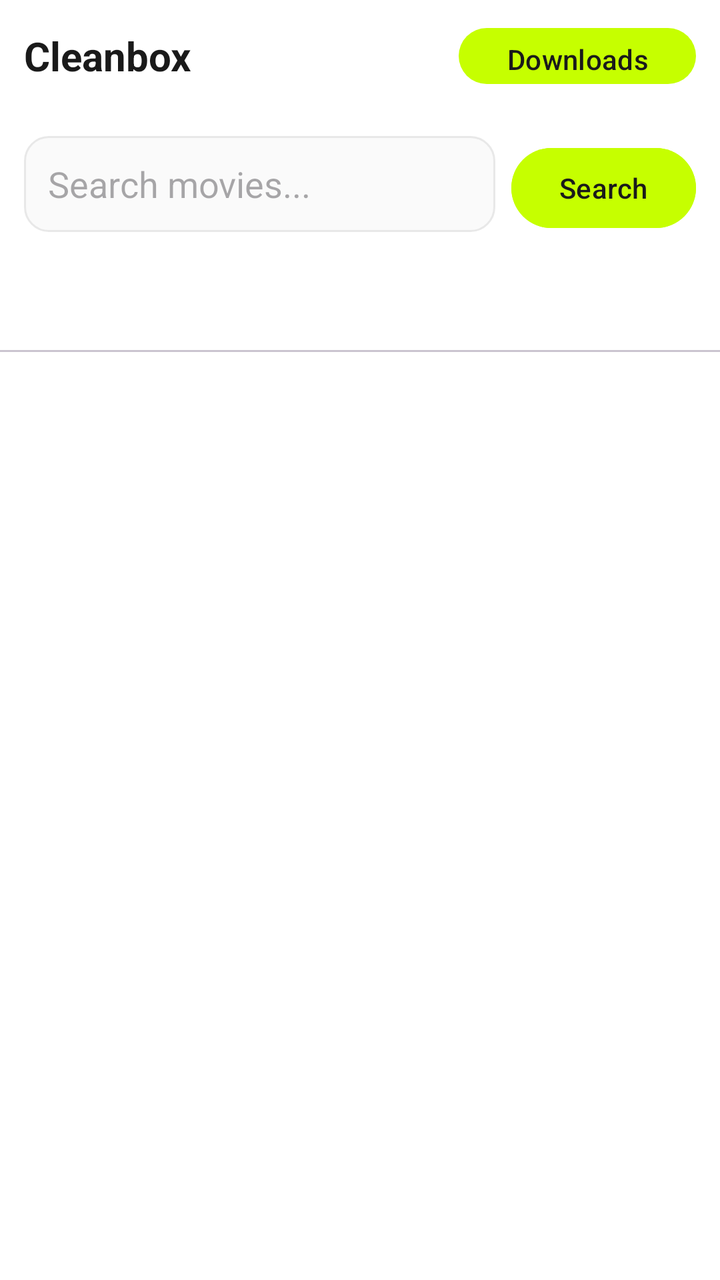
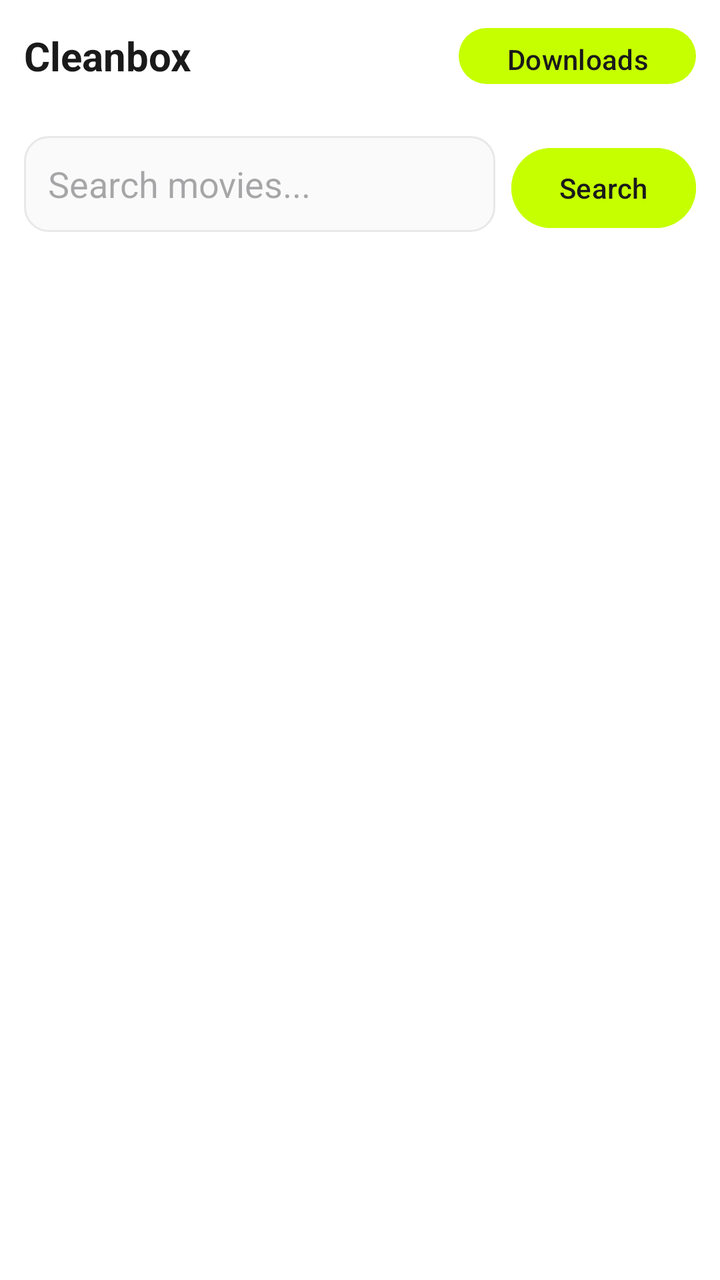

Before-and-after screenshots of an Android layout around one commit, followed by the original layout XML and the change that was made.
<!-- AndroidManifest.xml: application theme Theme.Cleanbox -->
<!-- res/layout/activity_main.xml -->
<?xml version="1.0" encoding="utf-8"?>
<LinearLayout xmlns:android="http://schemas.android.com/apk/res/android" xmlns:app="http://schemas.android.com/apk/res/auto" android:orientation="vertical" android:layout_width="match_parent" android:layout_height="match_parent" android:background="@color/white">
  <LinearLayout android:orientation="horizontal" android:layout_width="match_parent" android:layout_height="56dp" android:padding="12dp" android:gravity="center_vertical" android:background="@color/white">
    <TextView android:text="Cleanbox" android:textSize="20sp" android:textStyle="bold" android:textColor="@color/text_primary" android:layout_width="0dp" android:layout_weight="1" android:layout_height="wrap_content"/>
    <Button android:id="@+id/btn_downloads" android:text="Downloads" android:layout_width="wrap_content" android:layout_height="36dp"/>
  </LinearLayout>
  <LinearLayout android:orientation="horizontal" android:layout_width="match_parent" android:layout_height="wrap_content" android:padding="12dp">
    <EditText android:id="@+id/search_box" android:hint="Search movies..." android:layout_width="0dp" android:layout_weight="1" android:layout_height="48dp" android:background="@drawable/bg_search" android:padding="12dp"/>
    <Button android:id="@+id/search_btn" android:text="Search" android:layout_width="wrap_content" android:layout_height="48dp" android:layout_marginStart="8dp" android:backgroundTint="@color/lime" android:textColor="@color/text_primary"/>
  </LinearLayout>
  <com.google.android.material.tabs.TabLayout android:id="@+id/tab_layout" android:layout_width="match_parent" android:layout_height="wrap_content" app:tabIndicatorColor="@color/lime_dark" app:tabSelectedTextColor="@color/lime_dark"/>
  <androidx.recyclerview.widget.RecyclerView android:id="@+id/recycler" android:layout_width="match_parent" android:layout_height="match_parent" android:padding="8dp" android:clipToPadding="false"/>
</LinearLayout>
<!-- resources referenced by this layout -->
<resources>
  <color name="lime">#C6FF00</color>
  <color name="lime_dark">#A5D600</color>
  <color name="text_primary">#1A1A1A</color>
  <color name="white">#FFFFFF</color>
  <!-- drawable bg_search (drawable) -->
  <shape xmlns:android="http://schemas.android.com/apk/res/android" android:shape="rectangle"><solid android:color="@color/surface"/><stroke android:color="@color/neutral_90" android:width="1dp"/><corners android:radius="12dp"/></shape>
  <style name="Theme.Cleanbox" parent="Theme.Material3.Light.NoActionBar">
          <item name="colorPrimary">@color/lime</item>
          <item name="colorPrimaryContainer">@color/lime</item>
          <item name="colorOnPrimary">@color/text_primary</item>
          <item name="colorSurface">@color/white</item>
          <item name="android:windowBackground">@color/white</item>
      </style>
  <color name="surface">#FAFAFA</color>
  <color name="neutral_90">#E8E8E8</color>
</resources>

<!-- the commit's change to res/layout/activity_main.xml (unified diff, before → after) -->
@@ -1,5 +1,5 @@
 <?xml version="1.0" encoding="utf-8"?>
-<LinearLayout xmlns:android="http://schemas.android.com/apk/res/android" xmlns:app="http://schemas.android.com/apk/res/auto" android:orientation="vertical" android:layout_width="match_parent" android:layout_height="match_parent" android:background="@color/white">
+<LinearLayout xmlns:android="http://schemas.android.com/apk/res/android" android:orientation="vertical" android:layout_width="match_parent" android:layout_height="match_parent" android:background="@color/white">
   <LinearLayout android:orientation="horizontal" android:layout_width="match_parent" android:layout_height="56dp" android:padding="12dp" android:gravity="center_vertical" android:background="@color/white">
     <TextView android:text="Cleanbox" android:textSize="20sp" android:textStyle="bold" android:textColor="@color/text_primary" android:layout_width="0dp" android:layout_weight="1" android:layout_height="wrap_content"/>
     <Button android:id="@+id/btn_downloads" android:text="Downloads" android:layout_width="wrap_content" android:layout_height="36dp"/>
@@ -8,6 +8,8 @@
     <EditText android:id="@+id/search_box" android:hint="Search movies..." android:layout_width="0dp" android:layout_weight="1" android:layout_height="48dp" android:background="@drawable/bg_search" android:padding="12dp"/>
     <Button android:id="@+id/search_btn" android:text="Search" android:layout_width="wrap_content" android:layout_height="48dp" android:layout_marginStart="8dp" android:backgroundTint="@color/lime" android:textColor="@color/text_primary"/>
   </LinearLayout>
-  <com.google.android.material.tabs.TabLayout android:id="@+id/tab_layout" android:layout_width="match_parent" android:layout_height="wrap_content" app:tabIndicatorColor="@color/lime_dark" app:tabSelectedTextColor="@color/lime_dark"/>
-  <androidx.recyclerview.widget.RecyclerView android:id="@+id/recycler" android:layout_width="match_parent" android:layout_height="match_parent" android:padding="8dp" android:clipToPadding="false"/>
+  <HorizontalScrollView android:layout_width="match_parent" android:layout_height="wrap_content">
+    <LinearLayout android:id="@+id/tab_layout" android:orientation="horizontal" android:layout_width="wrap_content" android:layout_height="wrap_content" android:padding="8dp"/>
+  </HorizontalScrollView>
+  <androidx.recyclerview.widget.RecyclerView android:id="@+id/recycler" android:layout_width="match_parent" android:layout_height="0dp" android:layout_weight="1" android:padding="8dp" android:clipToPadding="false"/>
 </LinearLayout>
<!-- resource entries referenced after the edit -->
@@ -1,7 +1,6 @@
 <!-- resources referenced by this layout -->
 <resources>
   <color name="lime">#C6FF00</color>
-  <color name="lime_dark">#A5D600</color>
   <color name="text_primary">#1A1A1A</color>
   <color name="white">#FFFFFF</color>
   <!-- drawable bg_search (drawable) -->
